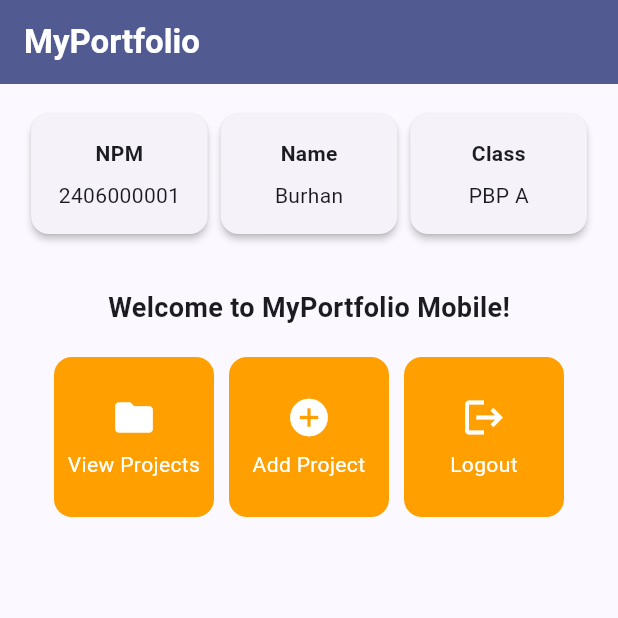
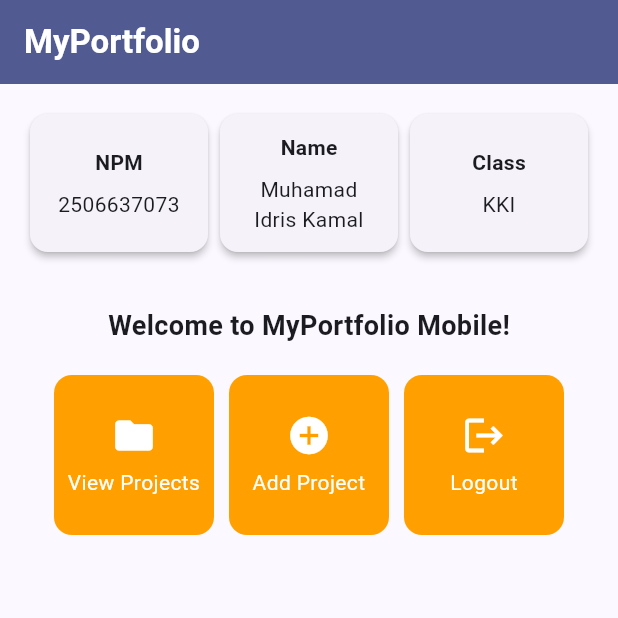
Before and after one commit to 1drism/myportofolio_mobile, a Flutter app: the screen it shows after launch, on a phone screen of 412 x 824 dp, the top half of it. Run offline on Flutter 3.47's test engine with Material 3 defaults, Android fonts, the phone set to English and light mode, and no system bars.

Commit message:
feat(menu): show owner identity in InfoCards

```diff
--- a/lib/menu.dart
+++ b/lib/menu.dart
@@ -3,9 +3,9 @@ import 'package:flutter/material.dart';
 class MyHomePage extends StatelessWidget {
   MyHomePage({super.key});
 
-  final String npm = "2406000001";
-  final String nama = "Burhan";
-  final String kelas = "PBP A";
+  final String npm = "2506637073";
+  final String nama = "Muhamad Idris Kamal";
+  final String kelas = "KKI";
 
   final List<ItemHomepage> items = [
     ItemHomepage("View Projects", Icons.folder),
@@ -31,14 +31,17 @@ class MyHomePage extends StatelessWidget {
         child: Column(
           crossAxisAlignment: CrossAxisAlignment.center,
           children: [
-            // Horizontal row showing 3 InfoCards.
-            Row(
-              mainAxisAlignment: MainAxisAlignment.spaceEvenly,
-              children: [
-                InfoCard(title: 'NPM', content: npm),
-                InfoCard(title: 'Name', content: nama),
-                InfoCard(title: 'Class', content: kelas),
-              ],
+            // Horizontal row showing 3 InfoCards of equal width and height,
+            // so long values (e.g. the full name) wrap instead of overflowing.
+            IntrinsicHeight(
+              child: Row(
+                crossAxisAlignment: CrossAxisAlignment.stretch,
+                children: [
+                  Expanded(child: InfoCard(title: 'NPM', content: npm)),
+                  Expanded(child: InfoCard(title: 'Name', content: nama)),
+                  Expanded(child: InfoCard(title: 'Class', content: kelas)),
+                ],
+              ),
             ),
 
             const SizedBox(height: 16.0),
@@ -90,17 +93,17 @@ class InfoCard extends StatelessWidget {
   Widget build(BuildContext context) {
     return Card(
       elevation: 2.0,
-      child: Container(
-        width: MediaQuery.of(context).size.width / 3.5,
-        padding: const EdgeInsets.all(16.0),
+      child: Padding(
+        padding: const EdgeInsets.all(12.0),
         child: Column(
+          mainAxisAlignment: MainAxisAlignment.center,
           children: [
             Text(
               title,
               style: const TextStyle(fontWeight: FontWeight.bold),
             ),
             const SizedBox(height: 8.0),
-            Text(content),
+            Text(content, textAlign: TextAlign.center),
           ],
         ),
       ),
```
Also changed, not shown: 1 other file.
